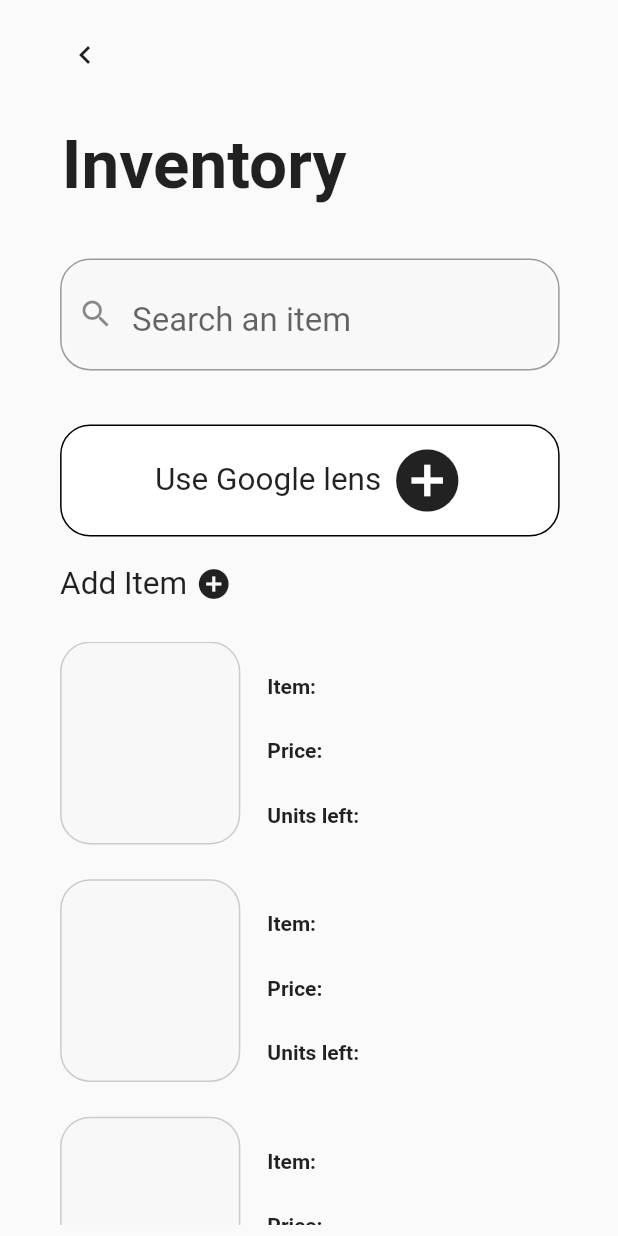
After one commit to ACM-Thapar/Thapar-COS-Automation, a Flutter app: the Inventory screen opened directly, on a phone screen of 412 x 824 dp. The commit adds this screen. Run offline on Flutter 3.47's test engine with Material 2 defaults, Android fonts, the phone set to English and light mode, and no system bars; our stand-ins replace font_awesome_flutter, material_design_icons_flutter.

Commit message:
Inventory Page UI done

```diff
--- /dev/null
+++ b/clientapp/lib/Inventory.dart
@@ -0,0 +1,323 @@
+import 'package:flutter/material.dart';
+
+import 'PageResizing/Variables.dart';
+import 'PageResizing/WidgetResizing.dart';
+
+class Inventory extends StatefulWidget {
+  @override
+  _InventoryState createState() => _InventoryState();
+}
+
+class _InventoryState extends State<Inventory> {
+  @override
+  Widget build(BuildContext context) {
+    SizeConfig().init(context);
+    boxSizeH = SizeConfig.safeBlockHorizontal;
+    boxSizeV = SizeConfig.safeBlockVertical;
+
+    return SafeArea(
+      child: Scaffold(
+        resizeToAvoidBottomInset: false,
+        body: Container(
+          child: SingleChildScrollView(
+            child: Container(
+              height: 100 * boxSizeV,
+              width: 100 * boxSizeH,
+              child: Column(
+                crossAxisAlignment: CrossAxisAlignment.start,
+                children: [
+                  Container(
+                    margin: EdgeInsets.only(
+                      top: 19 / 6.4 * boxSizeV,
+                      left: 39 / 3.6 * boxSizeH,
+                    ),
+                    child: Icon(
+                      Icons.keyboard_arrow_left,
+                    ),
+                  ),
+                  Container(
+                    margin: EdgeInsets.only(
+                      top: 27 / 6.4 * boxSizeV,
+                      left: 36 / 3.6 * boxSizeH,
+                    ),
+                    child: Text(
+                      'Inventory',
+                      style: TextStyle(
+                        fontWeight: FontWeight.bold,
+                        fontSize: 45,
+                      ),
+                    ),
+                  ),
+                  Container(
+                    height: 58 / 6.4 * boxSizeV,
+                    width: 291 / 3.6 * boxSizeH,
+                    margin: EdgeInsets.only(
+                      top: 28 / 6.4 * boxSizeV,
+                      left: 35 / 3.6 * boxSizeH,
+                    ),
+                    decoration: BoxDecoration(
+                      borderRadius: BorderRadius.circular(30),
+                      color: Color(0xffF8F8F8),
+                    ),
+                    child: TextField(
+                      style: TextStyle(
+                        fontSize: 3.8 * boxSizeV,
+                      ),
+                      decoration: InputDecoration(
+                        prefixIcon: Icon(Icons.search),
+                        border: OutlineInputBorder(
+                            borderRadius: BorderRadius.circular(20)),
+                        hintText: 'Search an item',
+                        hintStyle: TextStyle(fontSize: 22),
+                        focusColor: Colors.blue[800],
+                      ),
+                      onChanged: (value) {
+                        setState(() {});
+                      },
+                    ),
+                  ),
+                  Container(
+                    height: 58 / 6.4 * boxSizeV,
+                    width: 291 / 3.6 * boxSizeH,
+                    margin: EdgeInsets.only(
+                      top: 28 / 6.4 * boxSizeV,
+                      left: 35 / 3.6 * boxSizeH,
+                    ),
+                    decoration: BoxDecoration(
+                      borderRadius: BorderRadius.circular(20),
+                      border: Border.all(
+                        color: Colors.black,
+                      ),
+                      color: Colors.white,
+                    ),
+                    child: Row(
+                      mainAxisAlignment: MainAxisAlignment.center,
+                      children: [
+                        Text(
+                          'Use Google lens',
+                          style: TextStyle(fontSize: 21),
+                        ),
+                        Container(
+                          margin: EdgeInsets.only(
+                            left: 5 / 3.6 * boxSizeH,
+                          ),
+                          child: Icon(
+                            Icons.add_circle,
+                            size: 50,
+                          ),
+                        )
+                      ],
+                    ),
+                  ),
+                  Container(
+                    margin: EdgeInsets.only(
+                      top: 15 / 6.4 * boxSizeV,
+                      left: 35 / 3.6 * boxSizeH,
+                    ),
+                    child: Row(
+                      mainAxisAlignment: MainAxisAlignment.start,
+                      children: [
+                        Text(
+                          'Add Item',
+                          style: TextStyle(fontSize: 21),
+                        ),
+                        Container(
+                          margin: EdgeInsets.only(
+                            left: 5 / 3.6 * boxSizeH,
+                          ),
+                          child: Icon(
+                            Icons.add_circle,
+                            size: 24,
+                          ),
+                        )
+                      ],
+                    ),
+                  ),
+                  Container(
+                    margin: EdgeInsets.only(
+                      top: 20 / 6.4 * boxSizeV,
+                      left: 35 / 3.6 * boxSizeH,
+                    ),
+                    height: 302 / 6.4 * boxSizeV,
+                    width: 291 / 3.6 * boxSizeH,
+                    child: SingleChildScrollView(
+                      child: Column(
+                        children: [
+                          Container(
+                            child: Row(
+                              children: [
+                                Container(
+                                  decoration: BoxDecoration(
+                                    color: Color(0xffF8F8F8),
+                                    borderRadius: BorderRadius.circular(20),
+                                    border:
+                                        Border.all(color: Color(0xffCBCBCB)),
+                                  ),
+                                  margin: EdgeInsets.only(
+                                    bottom: 8 / 6.4 * boxSizeV,
+                                  ),
+                                  height: 105 / 6.4 * boxSizeV,
+                                  width: 105 / 3.6 * boxSizeH,
+                                  child: Container(
+                                    margin: EdgeInsets.only(
+                                      left: 14 / 6.4 * boxSizeV,
+                                    ),
+                                  ),
+                                ),
+                                Container(
+                                  margin: EdgeInsets.only(
+                                    left: 14 / 6.4 * boxSizeV,
+                                  ),
+                                  height: 79 / 6.4 * boxSizeV,
+                                  child: Column(
+                                    crossAxisAlignment:
+                                        CrossAxisAlignment.start,
+                                    mainAxisAlignment:
+                                        MainAxisAlignment.spaceBetween,
+                                    children: [
+                                      Text(
+                                        'Item:',
+                                        style: TextStyle(
+                                            fontWeight: FontWeight.bold),
+                                      ),
+                                      Text(
+                                        'Price:',
+                                        style: TextStyle(
+                                            fontWeight: FontWeight.bold),
+                                      ),
+                                      Text(
+                                        'Units left:',
+                                        style: TextStyle(
+                                            fontWeight: FontWeight.bold),
+                                      ),
+                                    ],
+                                  ),
+                                ),
+                              ],
+                            ),
+                          ),
+                          Container(
+                            margin: EdgeInsets.only(
+                              top: 10 / 6.4 * boxSizeV,
+                            ),
+                            child: Row(
+                              children: [
+                                Container(
+                                  decoration: BoxDecoration(
+                                    color: Color(0xffF8F8F8),
+                                    borderRadius: BorderRadius.circular(20),
+                                    border:
+                                        Border.all(color: Color(0xffCBCBCB)),
+                                  ),
+                                  margin: EdgeInsets.only(
+                                    bottom: 8 / 6.4 * boxSizeV,
+                                  ),
+                                  height: 105 / 6.4 * boxSizeV,
+                                  width: 105 / 3.6 * boxSizeH,
+                                  child: Container(
+                                    margin: EdgeInsets.only(
+                                      left: 14 / 6.4 * boxSizeV,
+                                    ),
+                                  ),
+                                ),
+                                Container(
+                                  margin: EdgeInsets.only(
+                                    left: 14 / 6.4 * boxSizeV,
+                                  ),
+                                  height: 79 / 6.4 * boxSizeV,
+                                  child: Column(
+                                    crossAxisAlignment:
+                                        CrossAxisAlignment.start,
+                                    mainAxisAlignment:
+                                        MainAxisAlignment.spaceBetween,
+                                    children: [
+                                      Text(
+                                        'Item:',
+                                        style: TextStyle(
+                                            fontWeight: FontWeight.bold),
+                                      ),
+                                      Text(
+                                        'Price:',
+                                        style: TextStyle(
+                                            fontWeight: FontWeight.bold),
+                                      ),
+                                      Text(
+                                        'Units left:',
+                                        style: TextStyle(
+                                            fontWeight: FontWeight.bold),
+                                      ),
+                                    ],
+                                  ),
+                                ),
+                              ],
+                            ),
+                          ),
+                          Container(
+                            margin: EdgeInsets.only(
+                              top: 10 / 6.4 * boxSizeV,
+                            ),
+                            child: Row(
+                              children: [
+                                Container(
+                                  decoration: BoxDecoration(
+                                    color: Color(0xffF8F8F8),
+                                    borderRadius: BorderRadius.circular(20),
+                                    border:
+                                        Border.all(color: Color(0xffCBCBCB)),
+                                  ),
+                                  margin: EdgeInsets.only(
+                                    bottom: 8 / 6.4 * boxSizeV,
+                                  ),
+                                  height: 105 / 6.4 * boxSizeV,
+                                  width: 105 / 3.6 * boxSizeH,
+                                  child: Container(
+                                    margin: EdgeInsets.only(
+                                      left: 14 / 6.4 * boxSizeV,
+                                    ),
+                                  ),
+                                ),
+                                Container(
+                                  margin: EdgeInsets.only(
+                                    left: 14 / 6.4 * boxSizeV,
+                                  ),
+                                  height: 79 / 6.4 * boxSizeV,
+                                  child: Column(
+                                    crossAxisAlignment:
+                                        CrossAxisAlignment.start,
+                                    mainAxisAlignment:
+                                        MainAxisAlignment.spaceBetween,
+                                    children: [
+                                      Text(
+                                        'Item:',
+                                        style: TextStyle(
+                                            fontWeight: FontWeight.bold),
+                                      ),
+                                      Text(
+                                        'Price:',
+                                        style: TextStyle(
+                                            fontWeight: FontWeight.bold),
+                                      ),
+                                      Text(
+                                        'Units left:',
+                                        style: TextStyle(
+                                            fontWeight: FontWeight.bold),
+                                      ),
+                                    ],
+                                  ),
+                                ),
+                              ],
+                            ),
+                          ),
+                        ],
+                      ),
+                    ),
+                  )
+                ],
+              ),
+            ),
+          ),
+        ),
+      ),
+    );
+  }
+}
--- a/clientapp/lib/SettingsPage.dart
+++ b/clientapp/lib/SettingsPage.dart
@@ -1,6 +1,4 @@
 import 'package:flutter/material.dart';
-import 'package:font_awesome_flutter/font_awesome_flutter.dart';
-import 'package:material_design_icons_flutter/material_design_icons_flutter.dart';
 
 import 'PageResizing/Variables.dart';
 import 'PageResizing/WidgetResizing.dart';
--- a/clientapp/lib/Shop Profile.dart
+++ b/clientapp/lib/Shop Profile.dart
@@ -1,6 +1,4 @@
 import 'package:flutter/material.dart';
-import 'package:font_awesome_flutter/font_awesome_flutter.dart';
-import 'package:material_design_icons_flutter/material_design_icons_flutter.dart';
 
 import 'PageResizing/Variables.dart';
 import 'PageResizing/WidgetResizing.dart';
```
